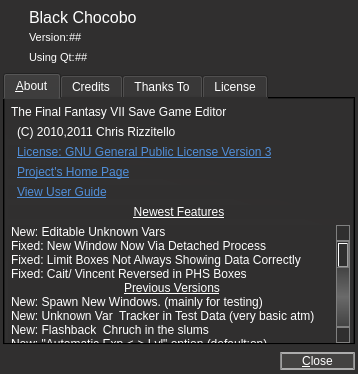
This is about.ui in sithlord48/blackchocobo as Qt 5 draws it before an edit. The edited form follows.
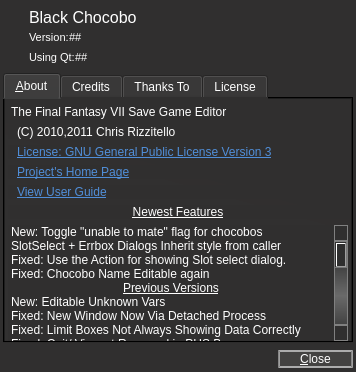
This is the edited form. Icons and pictures are not drawn.

Commit message: fixed chocobo names not enabling, errbox and slotselect now take mainwindows style, lupdate, enabled and implmented chocobo's "can't mate" switch. other code changes for ease of maintance. started to align the mainwindow.h functions to its .cpp file for ease of finding functions.

Diff of the .ui file:
```diff
--- a/about.ui
+++ b/about.ui
@@ -9,8 +9,8 @@
    <rect>
     <x>0</x>
     <y>0</y>
-    <width>358</width>
-    <height>374</height>
+    <width>356</width>
+    <height>372</height>
    </rect>
   </property>
   <property name="sizePolicy">
@@ -522,22 +522,22 @@
          </property>
          <item>
           <property name="text">
-           <string>New: Editable Unknown Vars</string>
+           <string>New: Toggle &quot;unable to mate&quot; flag for chocobos</string>
           </property>
          </item>
          <item>
           <property name="text">
-           <string>Fixed: New Window Now Via Detached Process</string>
+           <string>SlotSelect + Errbox Dialogs Inherit style from caller</string>
           </property>
          </item>
          <item>
           <property name="text">
-           <string>Fixed: Limit Boxes Not Always Showing Data Correctly</string>
+           <string>Fixed: Use the Action for showing Slot select dialog.</string>
           </property>
          </item>
          <item>
           <property name="text">
-           <string>Fixed: Cait/ Vincent Reversed in PHS Boxes</string>
+           <string>Fixed: Chocobo Name Editable again</string>
           </property>
          </item>
          <item>
@@ -555,6 +555,26 @@
            <set>AlignHCenter|AlignVCenter|AlignCenter</set>
           </property>
          </item>
+         <item>
+          <property name="text">
+           <string>New: Editable Unknown Vars</string>
+          </property>
+         </item>
+         <item>
+          <property name="text">
+           <string>Fixed: New Window Now Via Detached Process</string>
+          </property>
+         </item>
+         <item>
+          <property name="text">
+           <string>Fixed: Limit Boxes Not Always Showing Data Correctly</string>
+          </property>
+         </item>
+         <item>
+          <property name="text">
+           <string>Fixed: Cait/ Vincent Reversed in PHS Boxes</string>
+          </property>
+         </item>
          <item>
           <property name="text">
            <string>New: Spawn New Windows. (mainly for testing)</string>
```
The commit also changes 10 other files.
